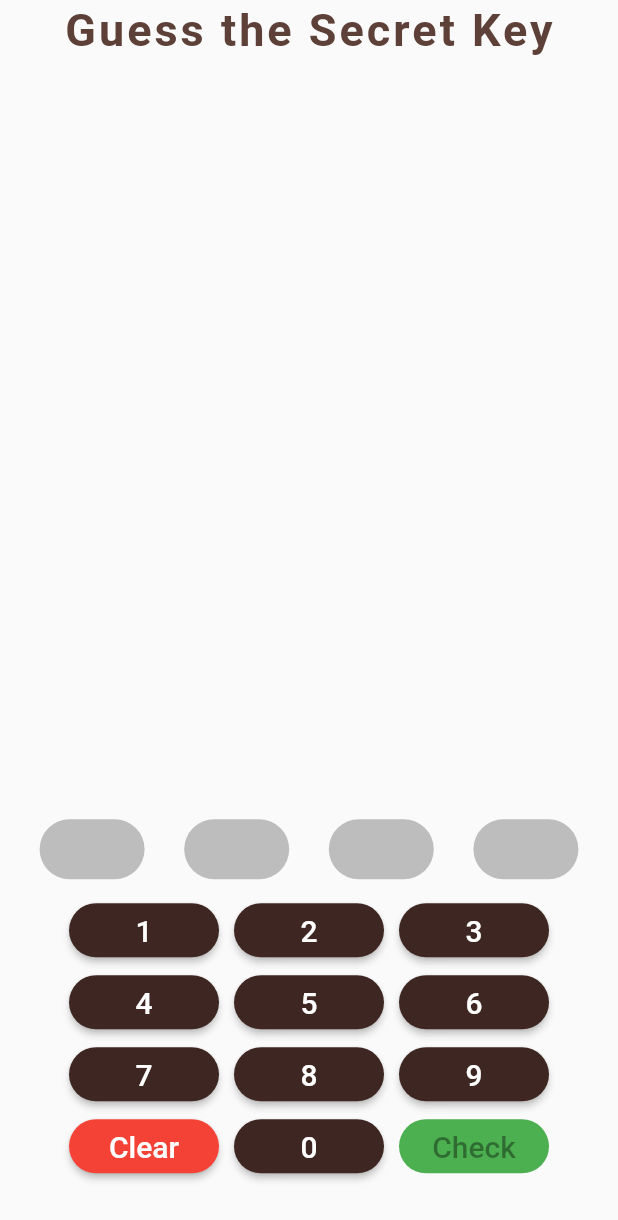
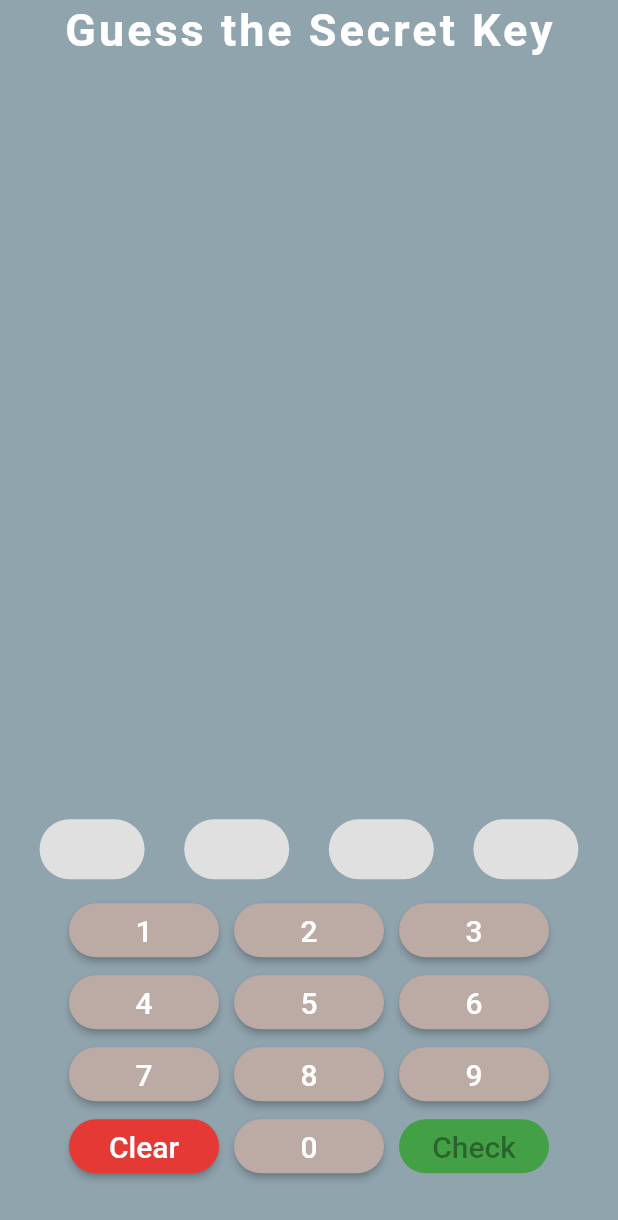
Before and after one commit to Rishabhjain29/Flutter-app, a Flutter app: the screen it shows after launch, after a tap on "Start new Game", on a phone screen of 412 x 824 dp. Shown: the top 1220 px of the screen. Run offline on Flutter 3.47's test engine with Material 2 defaults, Android fonts, the phone set to English and light mode, and no system bars; our stand-ins replace animated_splash_screen.

Commit message:
changed theme

```diff
--- a/lib/main.dart
+++ b/lib/main.dart
@@ -9,7 +9,15 @@ void main() {
   runApp(MaterialApp(
     debugShowCheckedModeBanner: false,
     home: AnimatedSplashScreen(
-      splash: Image.asset('assets/images/icon-512.png'),
+      splash: Container(
+        width: 185,
+        height: 225,
+          child: Image.asset('assets/images/icon-512.png'),
+      decoration: new BoxDecoration(
+        boxShadow: [new BoxShadow(color: Colors.black, blurRadius: 20)],
+        borderRadius: BorderRadius.circular(20),
+        color: Colors.white
+      ),),
       nextScreen: Home(),
       splashTransition: SplashTransition.scaleTransition,
       splashIconSize: 150,
--- a/lib/pages/game.dart
+++ b/lib/pages/game.dart
@@ -101,6 +101,7 @@ class _GameState extends State<Game> {
   Widget build(BuildContext context) {
 
     return Scaffold(
+      backgroundColor: Colors.blueGrey[300],
       body: SafeArea(
         child: Column(
           children: <Widget>[
@@ -113,7 +114,7 @@ class _GameState extends State<Game> {
                       fontSize: 30.0,
                       fontWeight: FontWeight.bold,
                       letterSpacing: 2.0,
-                      color: Colors.brown[700],
+                      color: Colors.white,
                     ),
                 ),
               ),
@@ -131,13 +132,13 @@ class _GameState extends State<Game> {
                         children: <Widget>[
                           Text('${index+1})',
                             style: TextStyle(
-                              fontSize: 20.0
+                              fontSize: 25.0
                             ),
                           ),
                           SizedBox(width: 20.0,),
                           Text('${res[index]}',
                             style: TextStyle(
-                              fontSize: 20.0
+                              fontSize: 25.0
                             ),),
                           SizedBox(width: 20,),
                           Icon(const IconData(0xe901, fontFamily: 'Costumcons'),
@@ -145,15 +146,15 @@ class _GameState extends State<Game> {
                           SizedBox(width: 15,),
                           Text('${bc[index]}',
                             style: TextStyle(
-                              fontSize: 20.0,
-                              color: Colors.red[600],
+                              fontSize: 25.0,
+                              color: Colors.redAccent[400],
                             ),),
                           SizedBox(width: 20,),
                           Icon(const IconData(0xe900, fontFamily: 'Costumcons'),
                             size: 50,),
                           Text('${cc[index]}',
                           style: TextStyle(
-                            fontSize: 20,
+                            fontSize: 25,
                           ),),
 
                         ],
@@ -176,7 +177,7 @@ class _GameState extends State<Game> {
                           width: 70,
                           height: 40,
                           decoration: new BoxDecoration(
-                            color: Colors.grey[400],
+                            color: Colors.grey[300],
                             shape: BoxShape.rectangle,
                             borderRadius: BorderRadius.circular(20.0),
                           ),
@@ -189,7 +190,7 @@ class _GameState extends State<Game> {
                           width: 70,
                           height: 40,
                           decoration: new BoxDecoration(
-                            color: Colors.grey[400],
+                            color: Colors.grey[300],
                             shape: BoxShape.rectangle,
                             borderRadius: BorderRadius.circular(20.0),
                           ),
@@ -200,7 +201,7 @@ class _GameState extends State<Game> {
                           width: 70,
                           height: 40,
                           decoration: new BoxDecoration(
-                            color: Colors.grey[400],
+                            color: Colors.grey[300],
                             shape: BoxShape.rectangle,
                             borderRadius: BorderRadius.circular(20.0),
                           ),
@@ -211,7 +212,7 @@ class _GameState extends State<Game> {
                           width: 70,
                           height: 40,
                           decoration: new BoxDecoration(
-                            color: Colors.grey[400],
+                            color: Colors.grey[300],
                             shape: BoxShape.rectangle,
                             borderRadius: BorderRadius.circular(20.0),
                           ),
@@ -234,7 +235,7 @@ class _GameState extends State<Game> {
                                     borderRadius: BorderRadius.circular(18.0),
                                   ),
                                 ),
-                                backgroundColor: MaterialStateProperty.all(Colors.brown[900]),
+                                backgroundColor: MaterialStateProperty.all(Colors.brown[200]),
                               ),
                             ),
                         ),
@@ -250,7 +251,7 @@ class _GameState extends State<Game> {
                                     borderRadius: BorderRadius.circular(18.0),
                                   ),
                                 ),
-                                backgroundColor: MaterialStateProperty.all(Colors.brown[900]),
+                                backgroundColor: MaterialStateProperty.all(Colors.brown[200]),
                               ),
 
                             ),
@@ -267,7 +268,7 @@ class _GameState extends State<Game> {
                                     borderRadius: BorderRadius.circular(18.0),
                                   ),
                                 ),
-                                backgroundColor: MaterialStateProperty.all(Colors.brown[900]),
+                                backgroundColor: MaterialStateProperty.all(Colors.brown[200]),
                               ),
                             ),
                         ),
@@ -287,7 +288,7 @@ class _GameState extends State<Game> {
                                   borderRadius: BorderRadius.circular(18.0),
                                 ),
                               ),
-                              backgroundColor: MaterialStateProperty.all(Colors.brown[900]),
+                              backgroundColor: MaterialStateProperty.all(Colors.brown[200]),
                             ),
                           ),
                         ),
@@ -303,7 +304,7 @@ class _GameState extends State<Game> {
                                   borderRadius: BorderRadius.circular(18.0),
                                 ),
                               ),
-                              backgroundColor: MaterialStateProperty.all(Colors.brown[900]),
+                              backgroundColor: MaterialStateProperty.all(Colors.brown[200]),
                             ),
                           ),
                         ),
@@ -319,7 +320,7 @@ class _GameState extends State<Game> {
                                   borderRadius: BorderRadius.circular(18.0),
                                 ),
                               ),
-                              backgroundColor: MaterialStateProperty.all(Colors.brown[900]),
+                              backgroundColor: MaterialStateProperty.all(Colors.brown[200]),
                             ),
                           ),
                         ),
@@ -339,7 +340,7 @@ class _GameState extends State<Game> {
                                   borderRadius: BorderRadius.circular(18.0),
                                 ),
                               ),
-                              backgroundColor: MaterialStateProperty.all(Colors.brown[900]),
+                              backgroundColor: MaterialStateProperty.all(Colors.brown[200]),
                             ),
                           ),
                         ),
@@ -355,7 +356,7 @@ class _GameState extends State<Game> {
                                   borderRadius: BorderRadius.circular(18.0),
                                 ),
                               ),
-                              backgroundColor: MaterialStateProperty.all(Colors.brown[900]),
+                              backgroundColor: MaterialStateProperty.all(Colors.brown[200]),
                             ),
                           ),
                         ),
@@ -371,7 +372,7 @@ class _GameState extends State<Game> {
                                   borderRadius: BorderRadius.circular(18.0),
                                 ),
                               ),
-                              backgroundColor: MaterialStateProperty.all(Colors.brown[900]),
+                              backgroundColor: MaterialStateProperty.all(Colors.brown[200]),
                             ),
                           ),
                         ),
@@ -397,7 +398,7 @@ class _GameState extends State<Game> {
                                 borderRadius: BorderRadius.circular(18.0),
                             ),
                            ),
-                          backgroundColor: MaterialStateProperty.all(Colors.red),
+                          backgroundColor: MaterialStateProperty.all(Colors.red[600]),
                       ),
                     )
                     ),
@@ -413,7 +414,7 @@ class _GameState extends State<Game> {
                                   borderRadius: BorderRadius.circular(18.0),
                                 ),
                               ),
-                              backgroundColor: MaterialStateProperty.all(Colors.brown[900]),
+                              backgroundColor: MaterialStateProperty.all(Colors.brown[200]),
                             ),
                           ),
                         ),
@@ -429,7 +430,7 @@ class _GameState extends State<Game> {
                               borderRadius: BorderRadius.circular(18.0),
                             ),
                           ),
-                          backgroundColor: MaterialStateProperty.all(Colors.green),
+                          backgroundColor: MaterialStateProperty.all(Colors.green[600]),
                         ),
                     ),
                     ),
--- a/lib/pages/home.dart
+++ b/lib/pages/home.dart
@@ -1,3 +1,4 @@
+import 'package:cows_and_bulls/pages/game.dart';
 import 'package:flutter/cupertino.dart';
 import 'package:flutter/material.dart';
 
@@ -15,10 +16,10 @@ class _HomeState extends State<Home> {
           borderRadius: BorderRadius.circular(25.0),
         ),
       ),
-      backgroundColor: MaterialStateProperty.all(Colors.brown[900]),
+      backgroundColor: MaterialStateProperty.all(Colors.blueGrey[700]),
     );
     return Scaffold(
-      backgroundColor: Colors.brown[500],
+      backgroundColor: Colors.blueGrey[300],
       appBar: AppBar(
         title: Text('COWS & BULLS',
         style: TextStyle(
@@ -26,7 +27,7 @@ class _HomeState extends State<Home> {
           letterSpacing: 2,
         ),),
         centerTitle: true,
-        backgroundColor: Colors.brown[800],
+        backgroundColor: Colors.blueGrey[700],
         elevation: 10.0,
       ),
       body: Center(
--- a/pubspec.yaml
+++ b/pubspec.yaml
@@ -23,7 +23,11 @@ environment:
 dependencies:
   flutter:
     sdk: flutter
+
+  #page_transition: ^2.0.2
   animated_splash_screen: ^1.1.0
+
+
 
 
   # The following adds the Cupertino Icons font to your application.
```
Also changed, not shown: lib/pages/completed.dart (+5 -5 lines), lib/pages/exit.dart (+5 -5 lines), lib/pages/htp.dart (+9 -9 lines), lib/pages/logic.dart (deleted, +0 -9 lines).
